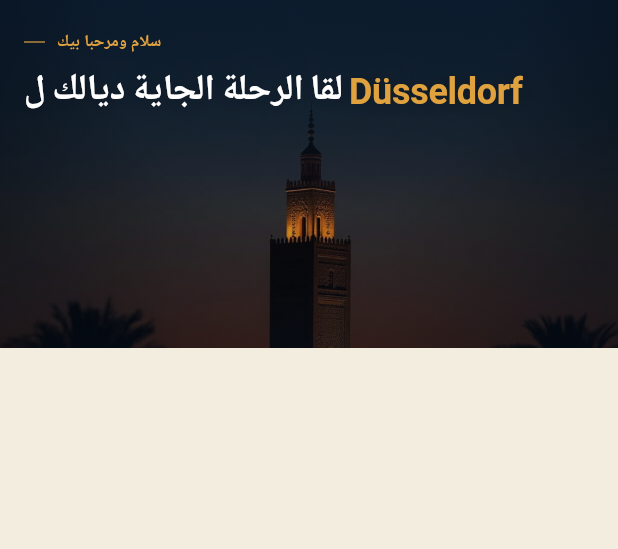
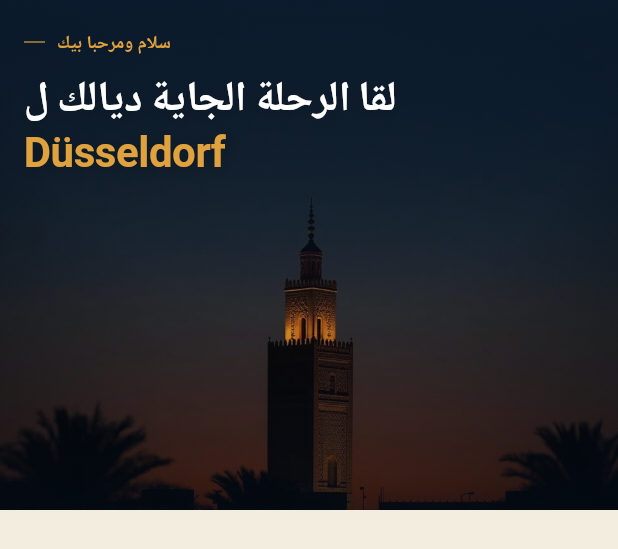
Before and after one commit to bakr1100-cyber/Bakr, a Flutter app: the CityHeroHeader widget shown alone on an empty page, opened directly with sample values from the repository, on a phone screen of 412 x 824 dp. Shown: the top 549 px of the screen. Run offline on Flutter 3.47's test engine with Material 3 defaults, Android fonts, the phone set to English and light mode, and no system bars; our stand-ins replace audioplayers, firebase_core, firebase_messaging, flutter_local_notifications, flutter_tts, shared_preferences and 2 more; missing offline and left inert: dart:html, dart:js_interop, record; accounts and stored records are empty.

Commit message:
Make the header noticeably bigger, per direct feedback
The header was too small next to the target mockup, where the photo
header takes up a much larger share of the screen with a bolder headline.
Increases the header from 232px to 340px tall and bumps the headline from
headlineSmall to headlineMedium (w700) plus a slightly larger eyebrow
label, so the photo and the destination headline both carry real visual
weight instead of reading as a thin banner.

155/155 tests passing, flutter analyze clean (2 pre-existing infos only).

```diff
--- a/lib/widgets/city_hero_header.dart
+++ b/lib/widgets/city_hero_header.dart
@@ -40,15 +40,15 @@ class CityHeroHeader extends StatelessWidget {
     final city = destination?.city ?? t('heroDefaultDestination');
 
     // On a wide desktop/tablet browser the header would otherwise stretch
-    // edge to edge while staying a fixed 232px tall - an extremely wide,
-    // short band that BoxFit.cover can only fill by cropping the photo down
+    // edge to edge while staying a fixed height - an extremely wide, short
+    // band that BoxFit.cover can only fill by cropping the photo down
     // to a barely-recognizable sliver. Capping the photo itself to the same
     // width as the content below (matching ResponsiveBody) and filling the
     // rest with a plain navy band keeps the photo's actual composition
     // intact instead of destroying it for anyone not on a phone-width
     // viewport.
     return SizedBox(
-      height: 232,
+      height: 340,
       child: ColoredBox(
         color: AppColors.heroNavy,
         child: Center(
@@ -153,7 +153,7 @@ class _Headline extends StatelessWidget {
                 greeting.toUpperCase(),
                 maxLines: 1,
                 overflow: TextOverflow.ellipsis,
-                style: theme.textTheme.labelSmall?.copyWith(
+                style: theme.textTheme.labelMedium?.copyWith(
                   color: AppColors.heroGold,
                   fontWeight: FontWeight.w600,
                   letterSpacing: 1,
@@ -162,7 +162,7 @@ class _Headline extends StatelessWidget {
             ),
           ],
         ),
-        const SizedBox(height: AppSpacing.sm),
+        const SizedBox(height: AppSpacing.md),
         // The destination is the one word that changes as the user picks a
         // city, so it carries the gold while the rest stays white.
         Text.rich(
@@ -177,10 +177,10 @@ class _Headline extends StatelessWidget {
           ),
           maxLines: 3,
           overflow: TextOverflow.ellipsis,
-          style: theme.textTheme.headlineSmall?.copyWith(
+          style: theme.textTheme.headlineMedium?.copyWith(
             color: Colors.white,
-            fontWeight: FontWeight.w600,
-            height: 1.3,
+            fontWeight: FontWeight.w700,
+            height: 1.25,
             shadows: const [
               Shadow(
                   color: Color(0x40000000),
```
